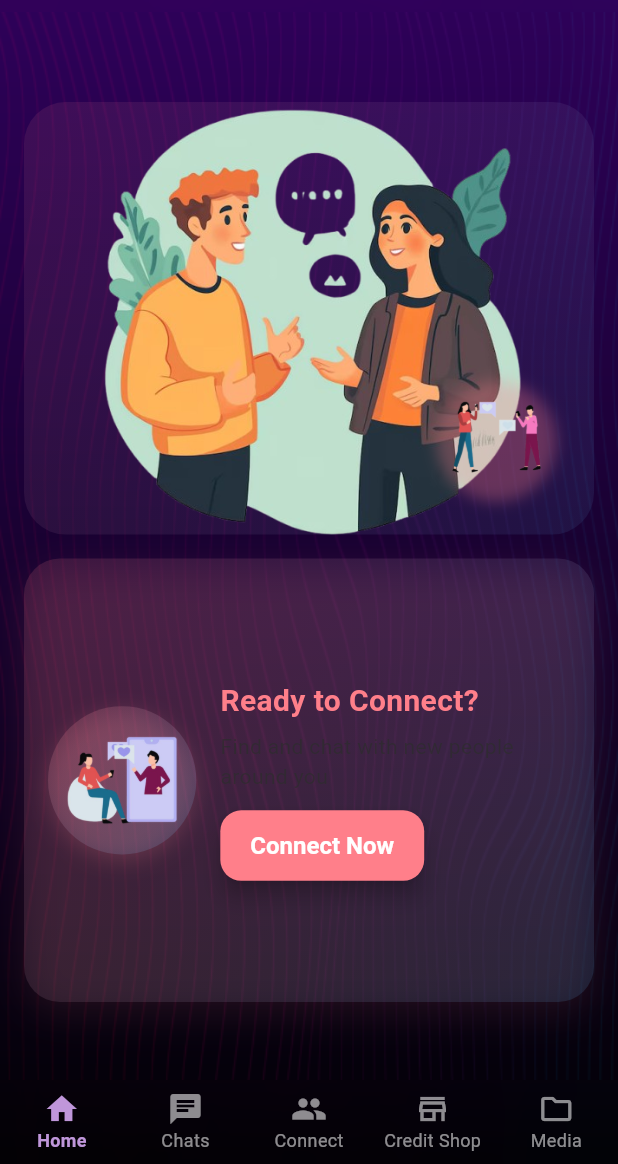
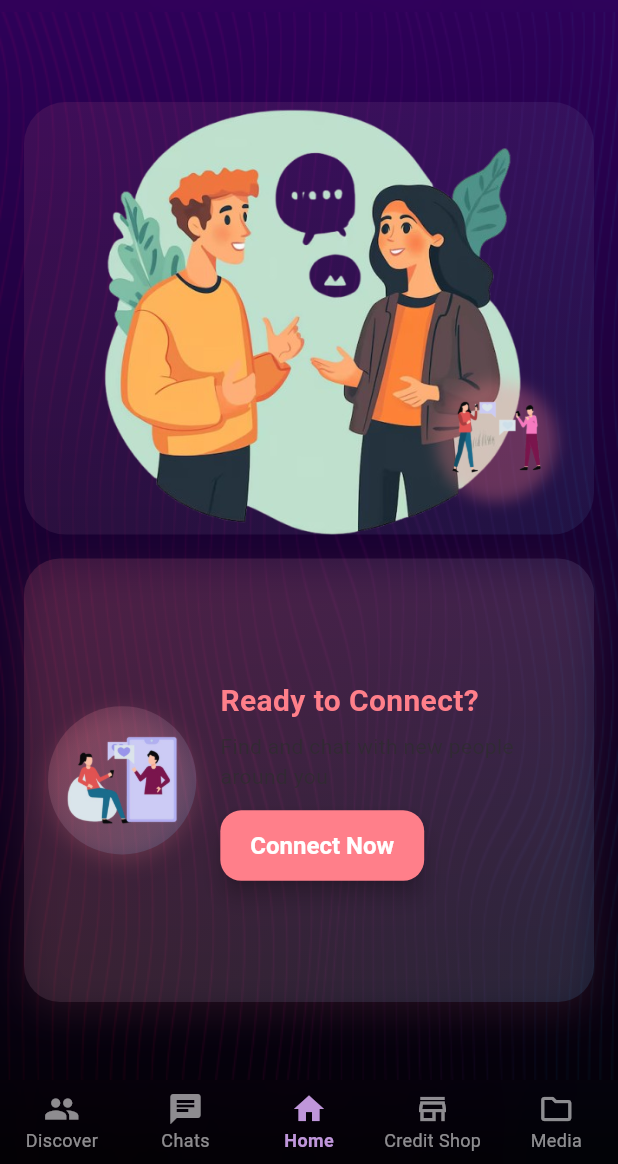
Before and after one commit to Aymanquad/Blabinn-Frontend, a Flutter app: the MainNavigationScreen screen opened by its route, on a phone screen of 412 x 824 dp, the part 72-1236 px from its top. Run offline on Flutter 3.47's test engine with Material 3 defaults, Android fonts, the phone set to English and light mode, and no system bars; our stand-ins replace device_info_plus, firebase_auth, firebase_core, firebase_messaging, flutter_local_notifications, google_mobile_ads and 7 more; missing offline and left inert: in_app_purchase_android, in_app_purchase_storekit, screen_protector; accounts and stored records are empty; network calls fail.

Commit message:
ui changes made for chats,sidebar and bottombar

```diff
--- a/lib/app.dart
+++ b/lib/app.dart
@@ -304,8 +304,8 @@ class MainNavigationScreen extends StatefulWidget {
 class _MainNavigationScreenState extends State<MainNavigationScreen>
     with WidgetsBindingObserver, TickerProviderStateMixin {
   final NotificationService _notificationService = NotificationService();
-  int _currentIndex = 0;
-  final PageController _pageController = PageController();
+  int _currentIndex = 2;
+  final PageController _pageController = PageController(initialPage: 2);
   final SocketService _socketService = SocketService();
   late AnimationController _drawerAnimationController;
   late Animation<double> _drawerAnimation;
@@ -325,9 +325,9 @@ class _MainNavigationScreenState extends State<MainNavigationScreen>
     _initializeGlobalMatchingService();
     _claimDailyCreditsIfNeeded();
     _screens = [
+      const ConnectScreen(),
+      const ChatListScreen(),
       HomeScreen(onNavigateToTab: _onTabTapped),
-      const ChatListScreen(),
-      const ConnectScreen(),
       const CreditShopScreen(),
       const MediaFolderScreen(),
     ];
@@ -534,7 +534,6 @@ class _MainNavigationScreenState extends State<MainNavigationScreen>
   // Removed unused duplicate navigation method
 
   Widget _buildDrawer(BuildContext context) {
-    // Using Theme.of(context) inline below
     return Drawer(
       child: Container(
         decoration: BoxDecoration(
@@ -542,61 +541,19 @@ class _MainNavigationScreenState extends State<MainNavigationScreen>
             begin: Alignment.topLeft,
             end: Alignment.bottomRight,
             colors: [
-              Theme.of(context).colorScheme.surface,
-              Theme.of(context).colorScheme.surface.withOpacity(0.95),
+              const Color(0xFF1E1B2E),
+              const Color(0xFF2A2A3E),
+              const Color(0xFF1E1B2E).withOpacity(0.8),
             ],
+            stops: const [0.0, 0.5, 1.0],
           ),
         ),
         child: Column(
           children: [
             Expanded(
               child: ListView(
-                padding: const EdgeInsets.only(top: 40),
+                padding: const EdgeInsets.only(top: 60),
                 children: [
-                  // Main Navigation
-                  _buildDrawerSection(
-                    context,
-                    'Main Navigation',
-                    [
-                      _buildDrawerItem(
-                        context,
-                        icon: AppIcons.home,
-                        title: AppStrings.home,
-                        onTap: () {
-                          Navigator.pop(context);
-                          _onTabTapped(0);
-                        },
-                      ),
-                      _buildDrawerItem(
-                        context,
-                        icon: AppIcons.chat,
-                        title: AppStrings.chats,
-                        onTap: () {
-                          Navigator.pop(context);
-                          _onTabTapped(1);
-                        },
-                      ),
-                      _buildDrawerItem(
-                        context,
-                        icon: AppIcons.connect,
-                        title: AppStrings.connect,
-                        onTap: () {
-                          Navigator.pop(context);
-                          _onTabTapped(2);
-                        },
-                      ),
-                      _buildDrawerItem(
-                        context,
-                        icon: AppIcons.media,
-                        title: AppStrings.media,
-                        onTap: () {
-                          Navigator.pop(context);
-                          _onTabTapped(3);
-                        },
-                      ),
-                    ],
-                  ),
-                  const SizedBox(height: 16),
                   // Quick Actions
                   _buildDrawerSection(
                     context,
@@ -700,19 +657,18 @@ class _MainNavigationScreenState extends State<MainNavigationScreen>
 
   Widget _buildDrawerSection(
       BuildContext context, String title, List<Widget> children) {
-    // final theme = Theme.of(context);
     return Column(
       crossAxisAlignment: CrossAxisAlignment.start,
       children: [
         Padding(
-          padding: const EdgeInsets.symmetric(horizontal: 16, vertical: 8),
+          padding: const EdgeInsets.symmetric(horizontal: 20, vertical: 12),
           child: Text(
             title,
-            style: TextStyle(
-              fontSize: 12,
-              fontWeight: FontWeight.w600,
-              color: Theme.of(context).colorScheme.onSurface.withOpacity(0.6),
-              letterSpacing: 0.5,
+            style: const TextStyle(
+              fontSize: 14,
+              fontWeight: FontWeight.w700,
+              color: Colors.white70,
+              letterSpacing: 1.0,
             ),
           ),
         ),
@@ -729,7 +685,6 @@ class _MainNavigationScreenState extends State<MainNavigationScreen>
     Color? iconColor,
     required VoidCallback onTap,
   }) {
-    final theme = Theme.of(context);
     return Material(
       color: Colors.transparent,
       child: InkWell(
@@ -737,27 +692,48 @@ class _MainNavigationScreenState extends State<MainNavigationScreen>
           onTap();
           _drawerAnimationController.reverse();
         },
-        borderRadius: BorderRadius.circular(12),
+        borderRadius: BorderRadius.circular(16),
         child: Container(
-          margin: const EdgeInsets.symmetric(horizontal: 8, vertical: 2),
-          padding: const EdgeInsets.symmetric(horizontal: 8, vertical: 12),
+          margin: const EdgeInsets.symmetric(horizontal: 12, vertical: 4),
+          padding: const EdgeInsets.symmetric(horizontal: 12, vertical: 16),
           decoration: BoxDecoration(
-            borderRadius: BorderRadius.circular(12),
-            color: Colors.transparent,
+            gradient: LinearGradient(
+              begin: Alignment.topLeft,
+              end: Alignment.bottomRight,
+              colors: [
+                Colors.white.withOpacity(0.1),
+                Colors.white.withOpacity(0.05),
+              ],
+            ),
+            borderRadius: BorderRadius.circular(16),
+            border: Border.all(
+              color: Colors.white.withOpacity(0.2),
+              width: 1,
+            ),
           ),
           child: Row(
             children: [
               Container(
-                padding: const EdgeInsets.all(8),
+                padding: const EdgeInsets.all(10),
                 decoration: BoxDecoration(
-                  color:
-                      (iconColor ?? theme.colorScheme.primary).withOpacity(0.1),
-                  borderRadius: BorderRadius.circular(8),
+                  gradient: LinearGradient(
+                    begin: Alignment.topLeft,
+                    end: Alignment.bottomRight,
+                    colors: [
+                      (iconColor ?? const Color(0xFFA259FF)).withOpacity(0.3),
+                      (iconColor ?? const Color(0xFFA259FF)).withOpacity(0.1),
+                    ],
+                  ),
+                  borderRadius: BorderRadius.circular(12),
+                  border: Border.all(
+                    color: (iconColor ?? const Color(0xFFA259FF)).withOpacity(0.3),
+                    width: 1,
+                  ),
                 ),
                 child: Icon(
                   icon,
-                  color: iconColor ?? theme.colorScheme.primary,
-                  size: 20,
+                  color: iconColor ?? const Color(0xFFA259FF),
+                  size: 22,
                 ),
               ),
               const SizedBox(width: 16),
@@ -767,19 +743,19 @@ class _MainNavigationScreenState extends State<MainNavigationScreen>
                   children: [
                     Text(
                       title,
-                      style: TextStyle(
-                        color: theme.colorScheme.onSurface,
+                      style: const TextStyle(
+                        color: Colors.white,
                         fontWeight: FontWeight.w600,
                         fontSize: 16,
                       ),
                     ),
                     if (subtitle != null) ...[
-                      const SizedBox(height: 2),
+                      const SizedBox(height: 4),
                       Text(
                         subtitle,
-                        style: TextStyle(
-                          color: theme.colorScheme.onSurface.withOpacity(0.7),
-                          fontSize: 12,
+                        style: const TextStyle(
+                          color: Colors.white70,
+                          fontSize: 13,
                         ),
                       ),
                     ],
@@ -789,7 +765,7 @@ class _MainNavigationScreenState extends State<MainNavigationScreen>
               Icon(
                 Icons.arrow_forward_ios,
                 size: 16,
-                color: theme.colorScheme.onSurface.withOpacity(0.5),
+                color: Colors.white.withOpacity(0.6),
               ),
             ],
           ),
@@ -961,16 +937,16 @@ class _MainNavigationScreenState extends State<MainNavigationScreen>
               elevation: 0,
               items: [
                 BottomNavigationBarItem(
-                  icon: Icon(AppIcons.home),
-                  label: AppStrings.home,
+                  icon: Icon(AppIcons.connect),
+                  label: AppStrings.connect,
                 ),
                 BottomNavigationBarItem(
                   icon: Icon(AppIcons.chat),
                   label: AppStrings.chats,
                 ),
                 BottomNavigationBarItem(
-                  icon: Icon(AppIcons.connect),
-                  label: AppStrings.connect,
+                  icon: Icon(AppIcons.home),
+                  label: AppStrings.home,
                 ),
                 const BottomNavigationBarItem(
                   icon: Icon(Icons.store_mall_directory_outlined),
--- a/lib/core/constants.dart
+++ b/lib/core/constants.dart
@@ -147,7 +147,7 @@ class AppStrings {
 
   // Navigation
   static const String home = 'Home';
-  static const String connect = 'Connect';
+  static const String connect = 'Discover';
   static const String chats = 'Chats';
   static const String media = 'Media';
   static const String friends = 'Friends';
--- a/lib/screens/chat_list_screen.dart
+++ b/lib/screens/chat_list_screen.dart
@@ -143,8 +143,28 @@ class _ChatListScreenState extends State<ChatListScreen> {
     final lastMessage = friend['lastMessage'] as String?;
     final lastMessageTime = friend['lastMessageTime'] as String?;
 
-    return Card(
-      margin: const EdgeInsets.symmetric(horizontal: 16, vertical: 1),
+    return Container(
+      margin: const EdgeInsets.symmetric(horizontal: 16, vertical: 8),
+      decoration: BoxDecoration(
+        gradient: LinearGradient(
+          begin: Alignment.topLeft,
+          end: Alignment.bottomRight,
+          colors: [
+            Colors.white.withOpacity(0.1),
+            Colors.white.withOpacity(0.05),
+          ],
+        ),
+        borderRadius: BorderRadius.circular(16),
+        border: Border.all(
+          color: Colors.white.withOpacity(0.2),
+          width: 1,
+        ),
+      ),
+      child: ClipRRect(
+        borderRadius: BorderRadius.circular(16),
+        child: BackdropFilter(
+          filter: ImageFilter.blur(sigmaX: 10, sigmaY: 10),
+          child: Container(
       child: ListTile(
         leading: Stack(
           children: [
@@ -240,6 +260,9 @@ class _ChatListScreenState extends State<ChatListScreen> {
             : Icon(Icons.chevron_right,
                 color: theme.colorScheme.onSurface.withOpacity(0.5)),
         onTap: () => _openChatWithFriend(friend),
+      ),
+          ),
+        ),
       ),
     );
   }
@@ -401,7 +424,7 @@ class _ChatListScreenState extends State<ChatListScreen> {
                           : RefreshIndicator(
                               onRefresh: _loadChatsData,
                               child: ListView.builder(
-                                padding: EdgeInsets.zero,
+                                padding: const EdgeInsets.only(top: 16),
                                 itemCount: _filteredFriends.length,
                                 itemBuilder: (context, index) {
                                   return _buildChatItem(_filteredFriends[index]);
```
